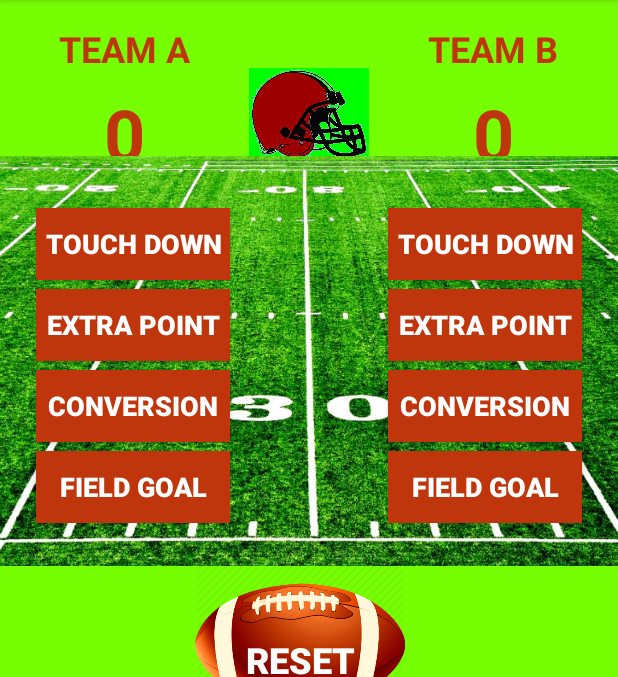
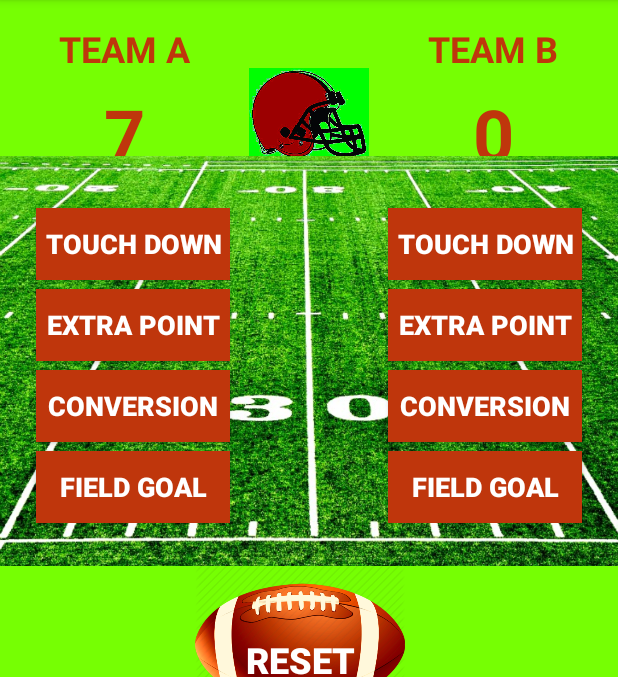
Before and after one commit to Inoarefst/AmericanFootball, an Android app: the screen it shows after launch (MainActivity), after a tap on "EXTRA POINT", on a phone screen of 412 x 824 dp, the part 84-761 px from its top. Run offline under Robolectric (Android 15) with nearby library versions, the phone set to English and light mode, and no system bars; 2 other taps on this screen came first.

Commit message:
Initialize variables

```diff
--- a/app/src/main/java/com/example/android/americanfootball/MainActivity.java
+++ b/app/src/main/java/com/example/android/americanfootball/MainActivity.java
@@ -8,14 +8,14 @@ import android.widget.TextView;
 import android.view.View.OnClickListener;
 
 public class MainActivity extends AppCompatActivity implements OnClickListener{
-    static final String stateTeamAScore = "scoreTeamA";
-    static final String stateTeamBScore = "scoreTeamB";
+   private  static final String stateTeamAScore = "scoreTeamA";
+   private  static final String stateTeamBScore = "scoreTeamB";
 
     int scoreTeamA = 0;
     int scoreTeamB = 0;
 
-    TextView scoreViewA;
-    TextView scoreViewB;
+    TextView ScoreViewA;
+    TextView ScoreViewB;
 
     /**
      * Use onSaveInstanceState(Bundle).
@@ -54,8 +54,8 @@ public class MainActivity extends AppCompatActivity implements OnClickListener{
     protected void onCreate(Bundle savedInstanceState) {
         super.onCreate(savedInstanceState);
         setContentView(R.layout.activity_main);
-        TextView scoreViewA = findViewById(R.id.team_a_score);
-        TextView scoreViewB = findViewById(R.id.team_b_score);
+       ScoreViewA = (TextView)findViewById(R.id.team_a_score);
+       ScoreViewB = (TextView)findViewById(R.id.team_b_score);
 
         Button b1 = findViewById(R.id.touch_a);
         b1.setOnClickListener(this);
@@ -125,14 +125,14 @@ public class MainActivity extends AppCompatActivity implements OnClickListener{
              * Displays the given score for Team A.
              */
             public void displayForTeamA(int score) {
-                scoreViewA.setText(String.valueOf(score));
+                ScoreViewA.setText(String.valueOf(score));
             }
 
             /**
              * Displays the given score for Team B.
              */
             public void displayForTeamB(int score) {
-                scoreViewB.setText(String.valueOf(score));
+                ScoreViewB.setText(String.valueOf(score));
             }
 
             /**
```
